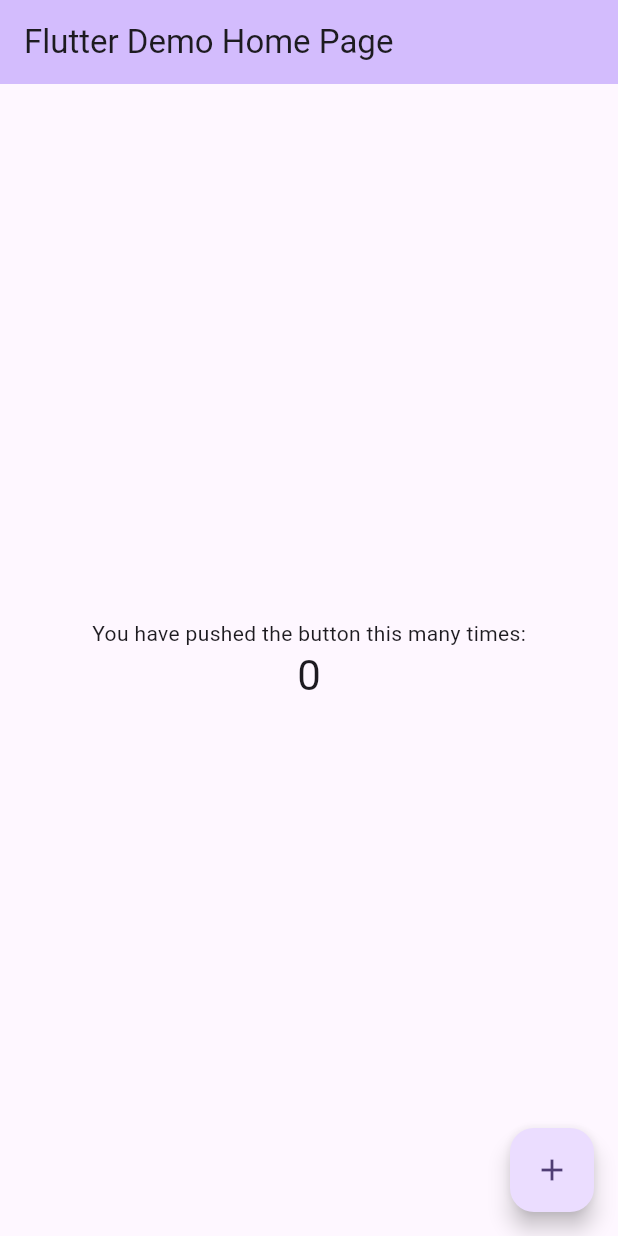
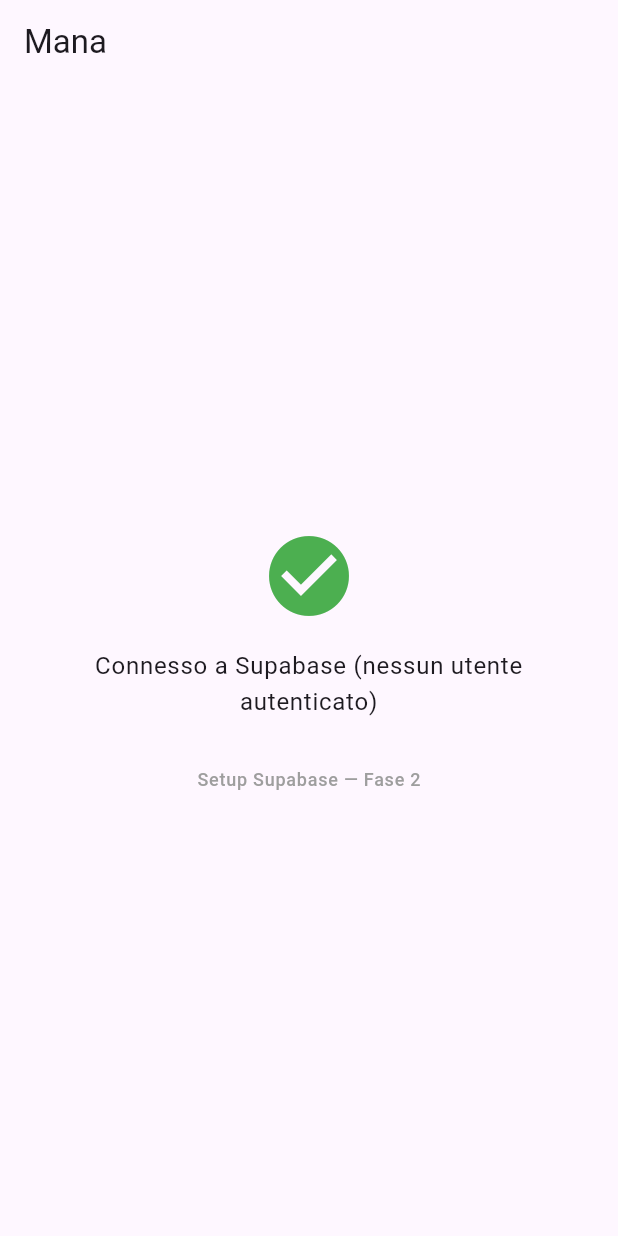
Before and after one commit to maxbrignoli/mana-app, a Flutter app: the screen it shows after launch, on a phone screen of 412 x 824 dp. Run offline on Flutter 3.47's test engine with Material 3 defaults, Android fonts, the phone set to English and light mode, and no system bars; our stand-ins replace flutter_dotenv, supabase_flutter; accounts and stored records are empty.

Commit message:
feat: integrazione Supabase (#3)
* feat: integrazione Supabase

- Aggiunto supabase_flutter e flutter_dotenv come dipendenze
- AppConfig in lib/core/config legge le env vars dal file .env
- main.dart inizializza Supabase all'avvio dell'app
- ConnectionCheckPage: schermata temporanea di verifica connessione
- .env.example come template, .env reale ignorato da git
- Aggiornato widget_test alla nuova struttura ManaApp

* ci: crea .env fittizio in CI da .env.example

```diff
--- a/lib/main.dart
+++ b/lib/main.dart
@@ -1,121 +1,109 @@
 import 'package:flutter/material.dart';
+import 'package:flutter_dotenv/flutter_dotenv.dart';
+import 'package:supabase_flutter/supabase_flutter.dart';
 
-void main() {
-  runApp(const MyApp());
+import 'core/config/app_config.dart';
+
+Future<void> main() async {
+  WidgetsFlutterBinding.ensureInitialized();
+
+  await dotenv.load();
+
+  await Supabase.initialize(
+    url: AppConfig.supabaseUrl,
+    anonKey: AppConfig.supabaseAnonKey,
+  );
+
+  runApp(const ManaApp());
 }
 
-class MyApp extends StatelessWidget {
-  const MyApp({super.key});
+class ManaApp extends StatelessWidget {
+  const ManaApp({super.key});
 
-  // This widget is the root of your application.
   @override
   Widget build(BuildContext context) {
     return MaterialApp(
-      title: 'Flutter Demo',
+      title: 'Mana',
       theme: ThemeData(
-        // This is the theme of your application.
-        //
-        // TRY THIS: Try running your application with "flutter run". You'll see
-        // the application has a purple toolbar. Then, without quitting the app,
-        // try changing the seedColor in the colorScheme below to Colors.green
-        // and then invoke "hot reload" (save your changes or press the "hot
-        // reload" button in a Flutter-supported IDE, or press "r" if you used
-        // the command line to start the app).
-        //
-        // Notice that the counter didn't reset back to zero; the application
-        // state is not lost during the reload. To reset the state, use hot
-        // restart instead.
-        //
-        // This works for code too, not just values: Most code changes can be
-        // tested with just a hot reload.
-        colorScheme: .fromSeed(seedColor: Colors.deepPurple),
+        colorScheme: ColorScheme.fromSeed(seedColor: const Color(0xFF4A148C)),
+        useMaterial3: true,
       ),
-      home: const MyHomePage(title: 'Flutter Demo Home Page'),
+      home: const ConnectionCheckPage(),
     );
   }
 }
 
-class MyHomePage extends StatefulWidget {
-  const MyHomePage({super.key, required this.title});
-
-  // This widget is the home page of your application. It is stateful, meaning
-  // that it has a State object (defined below) that contains fields that affect
-  // how it looks.
-
-  // This class is the configuration for the state. It holds the values (in this
-  // case the title) provided by the parent (in this case the App widget) and
-  // used by the build method of the State. Fields in a Widget subclass are
-  // always marked "final".
-
-  final String title;
+/// Schermata temporanea che verifica la connessione a Supabase.
+/// Verra' sostituita dall'onboarding/login nella Fase 6.
+class ConnectionCheckPage extends StatefulWidget {
+  const ConnectionCheckPage({super.key});
 
   @override
-  State<MyHomePage> createState() => _MyHomePageState();
+  State<ConnectionCheckPage> createState() => _ConnectionCheckPageState();
 }
 
-class _MyHomePageState extends State<MyHomePage> {
-  int _counter = 0;
+class _ConnectionCheckPageState extends State<ConnectionCheckPage> {
+  late final SupabaseClient _supabase = Supabase.instance.client;
+  String _status = 'In attesa...';
+  bool _ok = false;
 
-  void _incrementCounter() {
+  @override
+  void initState() {
+    super.initState();
+    _checkConnection();
+  }
+
+  Future<void> _checkConnection() async {
+    try {
+      // La sessione iniziale e' null per un utente non autenticato, ma il fatto
+      // che la chiamata non lanci eccezioni dimostra che il client e'
+      // inizializzato correttamente.
+      final session = _supabase.auth.currentSession;
       setState(() {
-      // This call to setState tells the Flutter framework that something has
-      // changed in this State, which causes it to rerun the build method below
-      // so that the display can reflect the updated values. If we changed
-      // _counter without calling setState(), then the build method would not be
-      // called again, and so nothing would appear to happen.
-      _counter++;
+        _ok = true;
+        _status = session == null
+            ? 'Connesso a Supabase (nessun utente autenticato)'
+            : 'Connesso a Supabase (utente: ${session.user.email})';
       });
+    } catch (e) {
+      setState(() {
+        _ok = false;
+        _status = 'Errore di connessione: $e';
+      });
+    }
   }
 
   @override
   Widget build(BuildContext context) {
-    // This method is rerun every time setState is called, for instance as done
-    // by the _incrementCounter method above.
-    //
-    // The Flutter framework has been optimized to make rerunning build methods
-    // fast, so that you can just rebuild anything that needs updating rather
-    // than having to individually change instances of widgets.
     return Scaffold(
-      appBar: AppBar(
-        // TRY THIS: Try changing the color here to a specific color (to
-        // Colors.amber, perhaps?) and trigger a hot reload to see the AppBar
-        // change color while the other colors stay the same.
-        backgroundColor: Theme.of(context).colorScheme.inversePrimary,
-        // Here we take the value from the MyHomePage object that was created by
-        // the App.build method, and use it to set our appbar title.
-        title: Text(widget.title),
+      appBar: AppBar(title: const Text('Mana')),
+      body: Center(
+        child: Padding(
+          padding: const EdgeInsets.all(24),
+          child: Column(
+            mainAxisAlignment: MainAxisAlignment.center,
+            children: [
+              Icon(
+                _ok ? Icons.check_circle : Icons.hourglass_empty,
+                size: 64,
+                color: _ok ? Colors.green : Colors.grey,
               ),
-      body: Center(
-        // Center is a layout widget. It takes a single child and positions it
-        // in the middle of the parent.
-        child: Column(
-          // Column is also a layout widget. It takes a list of children and
-          // arranges them vertically. By default, it sizes itself to fit its
-          // children horizontally, and tries to be as tall as its parent.
-          //
-          // Column has various properties to control how it sizes itself and
-          // how it positions its children. Here we use mainAxisAlignment to
-          // center the children vertically; the main axis here is the vertical
-          // axis because Columns are vertical (the cross axis would be
-          // horizontal).
-          //
-          // TRY THIS: Invoke "debug painting" (choose the "Toggle Debug Paint"
-          // action in the IDE, or press "p" in the console), to see the
-          // wireframe for each widget.
-          mainAxisAlignment: .center,
-          children: [
-            const Text('You have pushed the button this many times:'),
+              const SizedBox(height: 16),
               Text(
-              '$_counter',
-              style: Theme.of(context).textTheme.headlineMedium,
+                _status,
+                textAlign: TextAlign.center,
+                style: Theme.of(context).textTheme.bodyLarge,
+              ),
+              const SizedBox(height: 32),
+              Text(
+                'Setup Supabase — Fase 2',
+                style: Theme.of(
+                  context,
+                ).textTheme.labelMedium?.copyWith(color: Colors.grey),
               ),
             ],
           ),
         ),
-      floatingActionButton: FloatingActionButton(
-        onPressed: _incrementCounter,
-        tooltip: 'Increment',
-        child: const Icon(Icons.add),
       ),
     );
   }
--- a/pubspec.yaml
+++ b/pubspec.yaml
@@ -34,6 +34,8 @@
   # The following adds the Cupertino Icons font to your application.
   # Use with the CupertinoIcons class for iOS style icons.
   cupertino_icons: ^1.0.8
+  supabase_flutter: ^2.12.4
+  flutter_dotenv: ^6.0.1
 
 dev_dependencies:
   flutter_test:
@@ -56,6 +58,9 @@
   # included with your application, so that you can use the icons in
   # the material Icons class.
   uses-material-design: true
+
+  assets:
+    - .env
 
   # To add assets to your application, add an assets section, like this:
   # assets:
```
Also changed, not shown: lib/core/config/app_config.dart (added, +28 -0 lines), 7 other files. Lines whose indentation alone changed are shown as unchanged.
